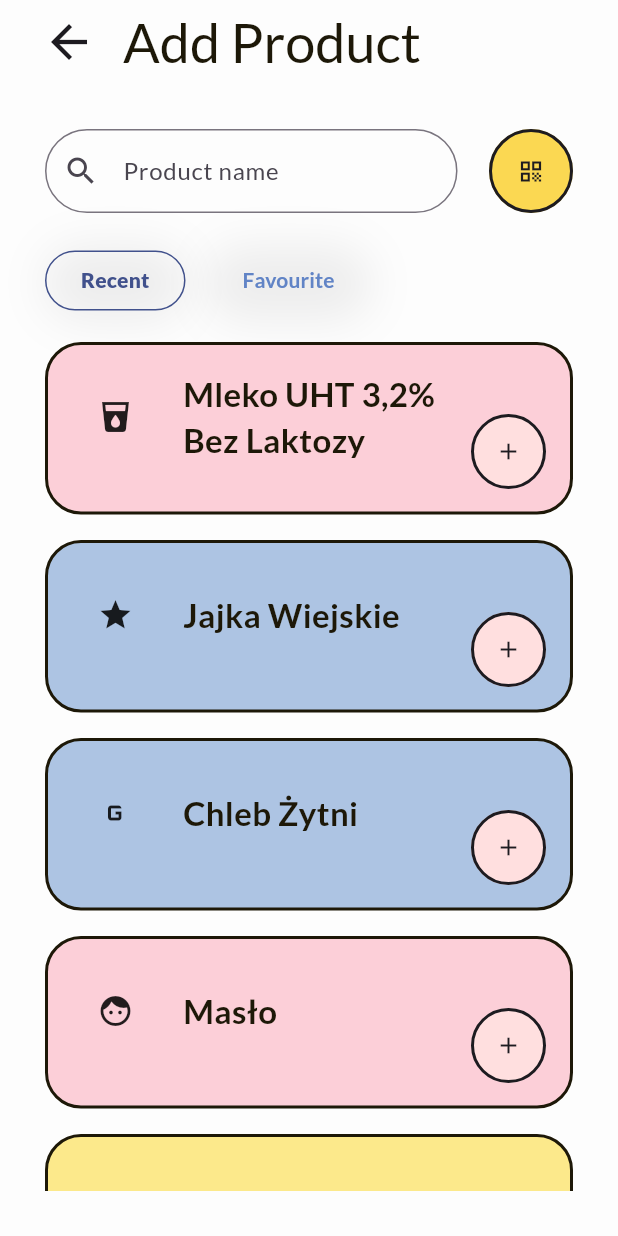
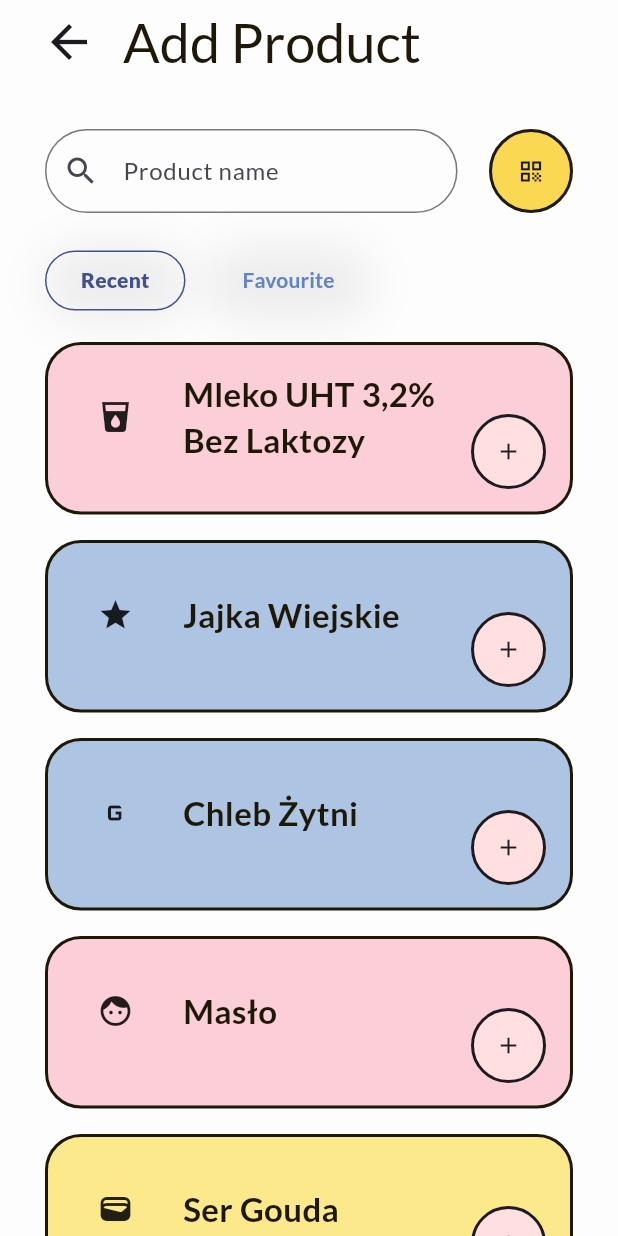
Before and after one commit to SimonFine/Lodowka, a Flutter app: the AddProduct screen opened directly, on a phone screen of 412 x 824 dp. Run offline on Flutter 3.47's test engine with Material 3 defaults, Android fonts, the phone set to English and light mode, and no system bars; drawn by our look-alikes of group_button; our stand-ins replace google_fonts.

Commit message:
Remove add product bottom padding

```diff
--- a/lodowka/lib/pages/add_product.dart
+++ b/lodowka/lib/pages/add_product.dart
@@ -106,7 +106,11 @@ class GetProducts extends State<AddProduct> {
       ),
       backgroundColor: const Color(0xFFFDFDFD),
       body: Padding(
-        padding: const EdgeInsets.all(30),
+        padding: const EdgeInsets.only(
+          top: 30,
+          left: 30,
+          right: 30,
+        ),
         child: Column(
           crossAxisAlignment: CrossAxisAlignment.start,
           children: [
```
